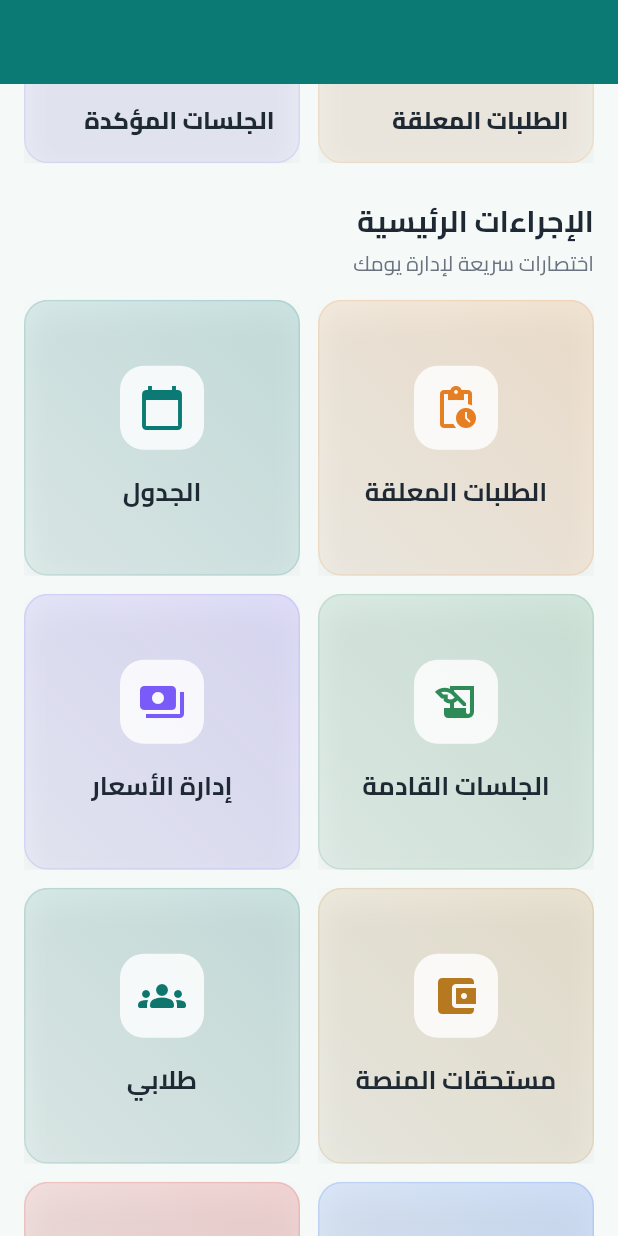
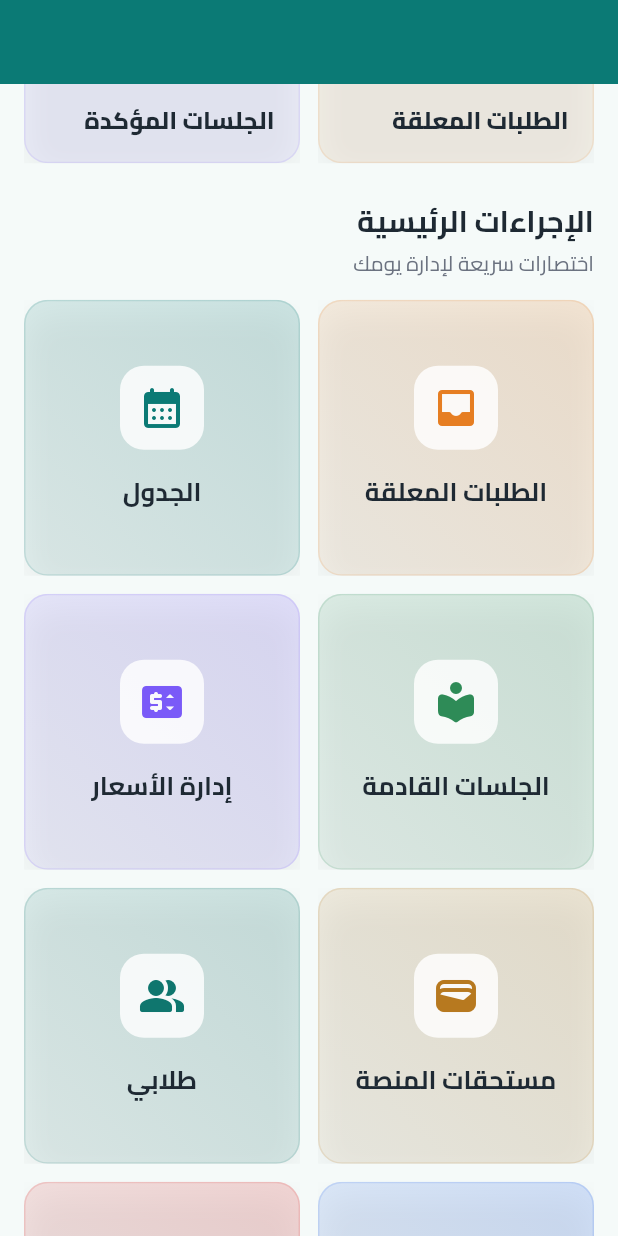
Before and after one commit to abubakr88/Mohaffez_app, a Flutter app: the MohaffezHomeContent screen opened directly with empty values, scrolled down 576 dp, on a phone screen of 412 x 824 dp. Run offline on Flutter 3.47's test engine with Material 3 defaults, Android fonts, the phone set to English and light mode, and no system bars; our stand-ins replace cached_network_image, cloud_firestore, cloud_functions, connectivity_plus, firebase_auth, firebase_core and 19 more; missing offline and left inert: firebase_app_check, flutter_google_maps_webservices; accounts and stored records are empty; generated files the repository leaves out were written again; statements that could not run were skipped.

Commit message:
update  home screen cards

```diff
--- a/lib/screens/mohaffez_home.dart
+++ b/lib/screens/mohaffez_home.dart
@@ -177,7 +177,7 @@ class QuickStatsSection extends ConsumerWidget {
             final isNarrow = constraints.maxWidth < 360;
             final stats = [
               _TeacherStatData(
-                icon: Icons.event_available,
+                icon: Icons.event_available_rounded,
                 title: ArabicLabels.upcomingSessions,
                 value: upcomingSessions.when(
                   data: (sessions) => sessions.length.toString(),
@@ -213,7 +213,7 @@ class QuickStatsSection extends ConsumerWidget {
                 onTap: () => context.go('/teacher-schedule'),
               ),
               _TeacherStatData(
-                icon: Icons.pending_actions,
+                icon: Icons.hourglass_top_rounded,
                 title: ArabicLabels.pendingRequests,
                 value: pendingRequestsCount.toString(),
                 color: const Color(0xFFE67E22),
@@ -352,56 +352,56 @@ class QuickActionsSection extends StatelessWidget {
     final actions = [
       _TeacherActionData(
         title: ArabicLabels.pendingRequests,
-        icon: Icons.pending_actions,
+        icon: Icons.inbox_rounded,
         accent: const Color(0xFFE67E22),
         height: 142,
         onTap: () => context.push('/pending-requests?mohaffezId=$mohaffezId'),
       ),
       _TeacherActionData(
         title: 'الجدول',
-        icon: Icons.calendar_today,
+        icon: Icons.calendar_month_rounded,
         accent: primary,
         height: 142,
         onTap: () => context.go('/teacher-schedule'),
       ),
       _TeacherActionData(
         title: ArabicLabels.upcomingSessions,
-        icon: Icons.history_edu,
+        icon: Icons.local_library_rounded,
         accent: const Color(0xFF2E8B57),
         height: 142,
         onTap: () => context.push('/upcoming-sessions?mohaffezId=$mohaffezId'),
       ),
       _TeacherActionData(
         title: 'إدارة الأسعار',
-        icon: Icons.payments,
+        icon: Icons.price_change_rounded,
         accent: const Color(0xFF7A5AF8),
         height: 142,
         onTap: () => context.push('/pricing-management'),
       ),
       _TeacherActionData(
         title: 'مستحقات المنصة',
-        icon: Icons.account_balance_wallet,
+        icon: Icons.wallet_rounded,
         accent: const Color(0xFFB7791F),
         height: 142,
         onTap: () => context.push('/mohaffez-commissions'),
       ),
       _TeacherActionData(
         title: 'طلابي',
-        icon: Icons.groups_rounded,
+        icon: Icons.people_alt_rounded,
         accent: const Color(0xFF0F766E),
         height: 142,
         onTap: () => context.go('/my-students'),
       ),
       _TeacherActionData(
         title: 'الشهادات',
-        icon: Icons.verified_user,
+        icon: Icons.badge_rounded,
         accent: const Color(0xFF2563EB),
         height: 142,
         onTap: () => context.push('/credentials'),
       ),
       _TeacherActionData(
         title: 'الأوقات المتاحة',
-        icon: Icons.schedule,
+        icon: Icons.access_time_rounded,
         accent: const Color(0xFFDC2626),
         height: 142,
         onTap: () => context.push('/availability'),
```
Also changed, not shown: lib/screens/student_home.dart (+6 -6 lines).
